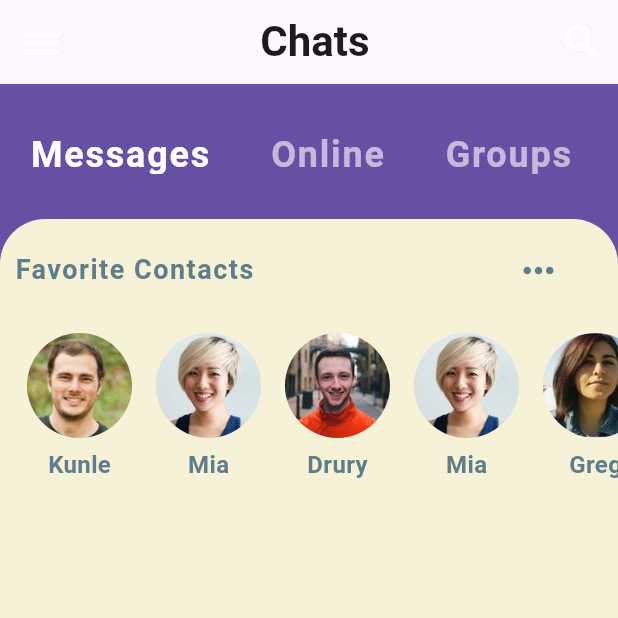
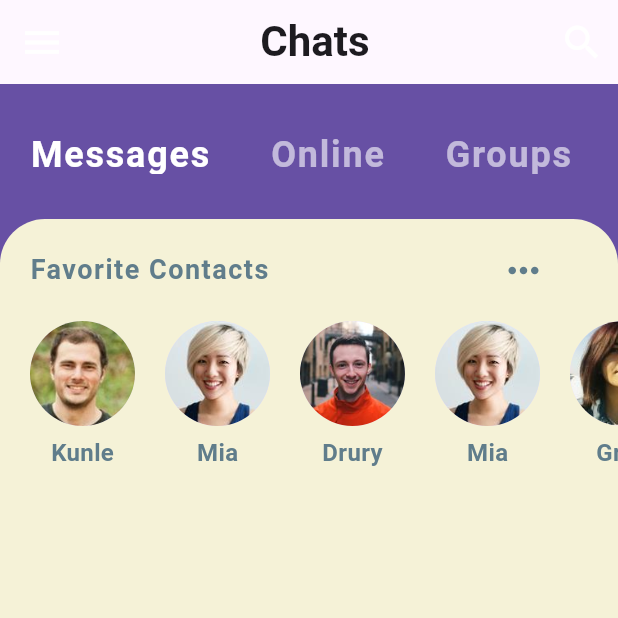
Before and after one commit to AdekunleAriyo/messaging_app_ui, a Flutter app: the screen it shows after launch, on a phone screen of 412 x 824 dp, the top half of it. Run offline on Flutter 3.47's test engine with Material 3 defaults, Android fonts, the phone set to English and light mode, and no system bars.

Commit message:
slight changes

```diff
--- a/lib/widgets/favorite_contacts.dart
+++ b/lib/widgets/favorite_contacts.dart
@@ -7,10 +7,12 @@ class FavoriteContacts extends StatelessWidget {
 
   @override
   Widget build(BuildContext context) {
-    return Column(
+    return Padding(
+      padding: const EdgeInsets.symmetric(vertical: 10.0),
+      child: Column(
         children: [
           Padding(
-          padding: EdgeInsets.all(10),
+            padding: EdgeInsets.symmetric(horizontal: 20.0),
             child: Row(
               mainAxisAlignment: MainAxisAlignment.spaceBetween,
               children: <Widget>[
@@ -43,7 +45,7 @@ class FavoriteContacts extends StatelessWidget {
               padding: EdgeInsets.only(left: 10),
               itemBuilder: (context, index) {
                 return Padding(
-                padding: const EdgeInsets.all(8.0),
+                  padding: const EdgeInsets.all(10.0),
                   child: Column(
                     children: [
                       CircleAvatar(
@@ -68,6 +70,7 @@ class FavoriteContacts extends StatelessWidget {
             ),
           )
         ],
+      ),
     );
   }
 }
```
Lines whose indentation alone changed are shown as unchanged.
